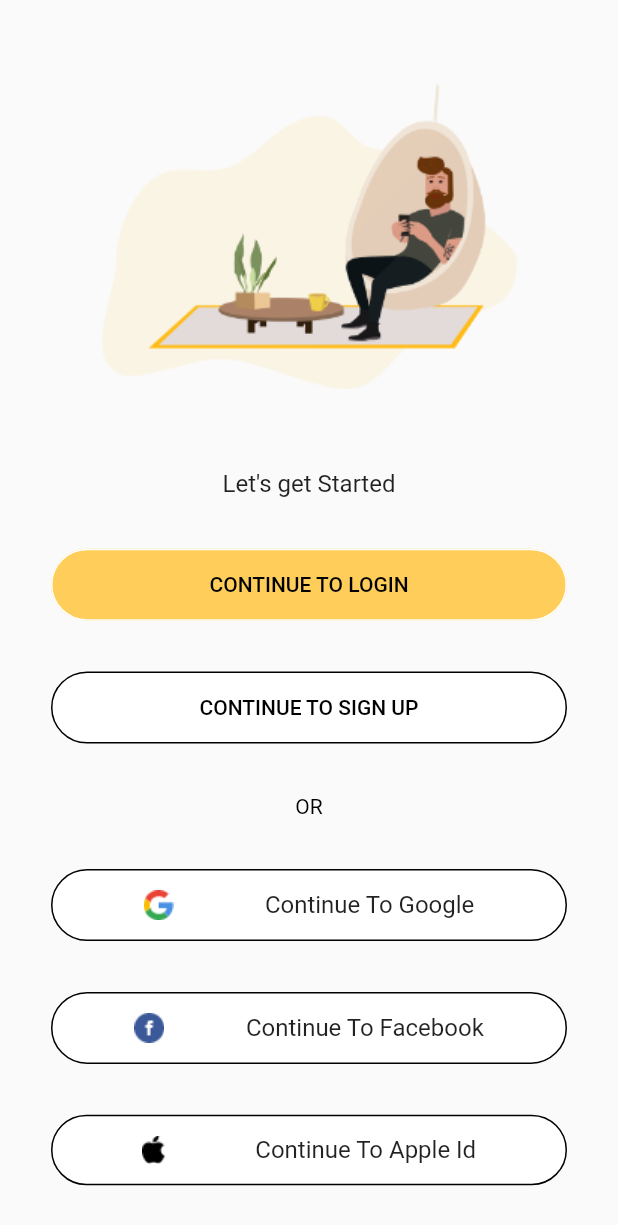
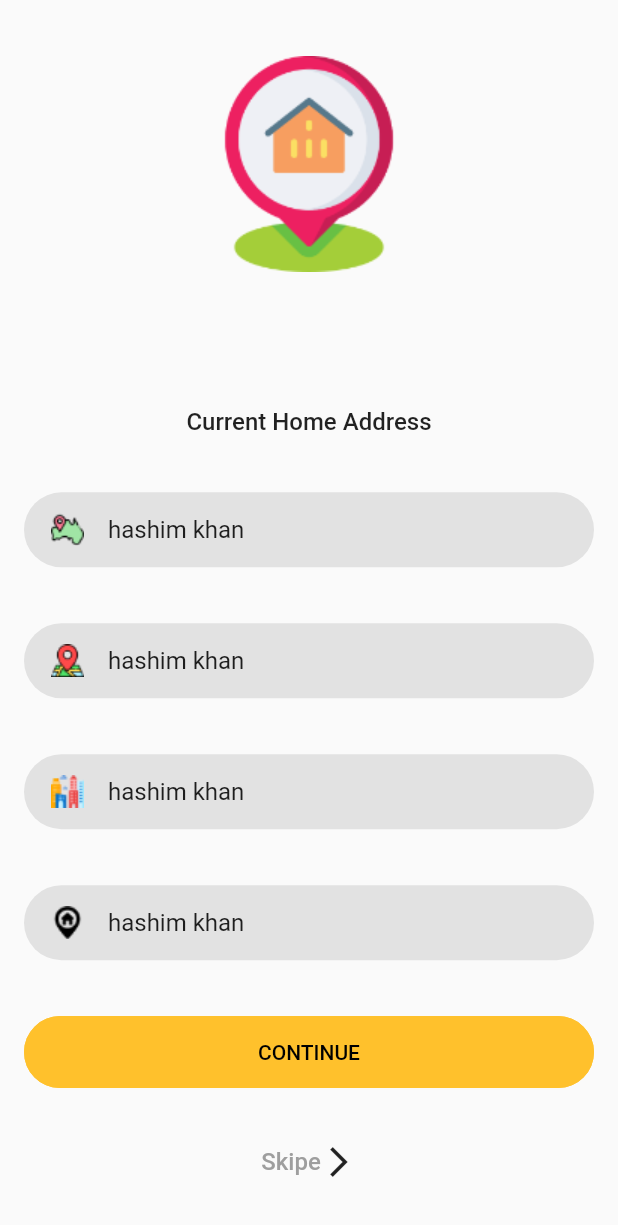
Before and after one commit to Hashimkhann1/drop-shippers, a Flutter app: the SignInWithSocial screen opened directly, after a tap on "CONTINUE TO SIGN UP", on a phone screen of 412 x 824 dp. Shown: the top 1225 px of the screen. Run offline on Flutter 3.47's test engine with Material 2 defaults, Android fonts, the phone set to English and light mode, and no system bars; our stand-ins replace flutter_spinkit, google_fonts, smooth_page_indicator.

Commit message:
Login and Sign Up screen and some other ui is updated

```diff
--- a/lib/utils/colors.dart
+++ b/lib/utils/colors.dart
@@ -1,8 +1,10 @@
 import 'package:flutter/material.dart';
 
 
-class ColorsTest {
+class ColorsResource {
 
-  static const color = Color(0xFFFFFFF);
+  static const Color colorOrange = Color(0xFFFFC12C);
+  static const Color colorLightGray = Color(0xFFE2E2E2);
+
 
 }
--- a/lib/view/auth/sign_in_with_social.dart
+++ b/lib/view/auth/sign_in_with_social.dart
@@ -1,5 +1,7 @@
 import 'package:dropshiper/view/auth/login.dart';
-import 'package:dropshiper/widgets/login_signinBTN.dart';
+import 'package:dropshiper/view/auth/singn_up.dart';
+import 'package:dropshiper/view/user_location_information/user_locat_infor.dart';
+import 'package:dropshiper/widgets/button_with_Image_and_text.dart';
 import 'package:dropshiper/widgets/textbutton.dart';
 import 'package:flutter/material.dart';
 
@@ -30,12 +32,12 @@ class _SignInWithSocialState extends State<SignInWithSocial> {
                   ),
                 ),
                 LoginLogOutBTN(btnTitle: 'CONTINUE TO LOGIN',btnColor: Color(0xFFFFCE5A),borderColor: Colors.white,pressed: () => Navigator.push(context, MaterialPageRoute(builder: (context) => LoginScreen())),),
-                LoginLogOutBTN(btnTitle: 'CONTINUE TO SIGN UP',btnColor: Colors.white,borderColor: Colors.black, pressed: (){},),
+                LoginLogOutBTN(btnTitle: 'CONTINUE TO SIGN UP',btnColor: Colors.white,borderColor: Colors.black, pressed: (){Navigator.push(context, MaterialPageRoute(builder: (context) => UserLocationInformation()));},),
                 // LoginSigin(title: 'CONTINUE TO SING UP',),
                 Text('OR',textAlign:TextAlign.center,style: TextStyle(color: Colors.black),),
-                LoginSigin(title: 'Continue To Google', ImageName: 'googleIcon', onTap: () => print('google'),),
-                LoginSigin(title: 'Continue To Facebook', ImageName: 'facebookIcon', onTap: () => print('facebook')),
-                LoginSigin(title: 'Continue To Apple Id', ImageName: 'appleIcon', onTap: () => print('apple'))
+                ButtonWithImageAndText(title: 'Continue To Google', ImageName: 'googleIcon', onTap: () => print('google'),),
+                ButtonWithImageAndText(title: 'Continue To Facebook', ImageName: 'facebookIcon', onTap: () => print('facebook')),
+                ButtonWithImageAndText(title: 'Continue To Apple Id', ImageName: 'appleIcon', onTap: () => print('apple'))
               ],
             ),
           ),
--- /dev/null
+++ b/lib/view/user_location_information/user_locat_infor.dart
@@ -0,0 +1,94 @@
+import 'package:dropshiper/utils/colors.dart';
+import 'package:dropshiper/view/getstarted/get_started.dart';
+import 'package:dropshiper/widgets/textbutton.dart';
+import 'package:flutter/material.dart';
+
+class UserLocationInformation extends StatefulWidget {
+  const UserLocationInformation({Key? key}) : super(key: key);
+
+  @override
+  State<UserLocationInformation> createState() => _UserLocationInformationState();
+}
+
+class _UserLocationInformationState extends State<UserLocationInformation> {
+  @override
+  Widget build(BuildContext context) {
+    return SafeArea(
+        child: Scaffold(
+          body: Padding(
+            padding: const EdgeInsets.symmetric(horizontal: 16.0),
+            child: Column(
+              mainAxisAlignment: MainAxisAlignment.spaceEvenly,
+              crossAxisAlignment: CrossAxisAlignment.stretch,
+              children: <Widget>[
+                Center(child: Image(image: AssetImage('images/address.png'))),
+                SizedBox(height: 16.0,),
+                Text(
+                  'Current Home Address',
+                textAlign: TextAlign.center,
+                style: TextStyle(
+                  fontSize: 16.0,
+                  fontWeight: FontWeight.w500
+                ),
+                ),
+                LocationButtons(images: 'worldBTN',),
+                LocationButtons(images: 'mapBtn',),
+                LocationButtons(images: 'architecture-and-cityBTN',),
+                LocationButtons(images: 'homeBTN',),
+                LoginLogOutBTN(btnColor: ColorsResource.colorOrange, btnTitle: 'CONTINUE',borderColor: ColorsResource.colorOrange, pressed: (){},),
+                // LoginLogOutBTN(btnColor: ColorsResource.colorLightGray, btnTitle: 'SKIP',borderColor: ColorsResource.colorLightGray, pressed: (){},)
+                GestureDetector(
+                  onTap: () => Navigator.push(context, MaterialPageRoute(builder: (context) => GetStarted())),
+                  child: Row(
+                    mainAxisAlignment: MainAxisAlignment.center,
+                    children: <Widget>[
+                      Text('Skipe',
+                        style: TextStyle(
+                            color: Colors.grey,
+                            fontWeight: FontWeight.w500,
+                            fontSize: 16.0
+                        ),),
+                      Icon(Icons.arrow_forward_ios)
+                    ],
+                  ),
+                ),
+              ],
+            ),
+          ),
+        )
+    );
+  }
+}
+
+class LocationButtons extends StatelessWidget {
+  LocationButtons({this.images});
+
+  String? images;
+
+  @override
+  Widget build(BuildContext context) {
+    return Container(
+      padding: EdgeInsets.symmetric(vertical: 14.0),
+      decoration: BoxDecoration(
+        borderRadius: BorderRadius.circular(26.0),
+        // border: Border.all(color),
+        color: ColorsResource.colorLightGray
+      ),
+      child: Row(
+
+        // mainAxisAlignment: MainAxisAlignment.spaceAround,
+
+        children: [
+          SizedBox(width: 18.0,),
+          Image(image: AssetImage('images/$images.png')),
+          SizedBox(width: 16.0,),
+          Text('hashim khan',
+            style: TextStyle(
+              fontSize: 16.0
+            ),
+          ),
+        ],
+      ),
+    );
+  }
+}
--- a/lib/widgets/login_signinBTN.dart
+++ b/lib/widgets/button_with_Image_and_text.dart
@@ -1,9 +1,9 @@
 import 'package:flutter/material.dart';
 // import 'package:flutter_signin_button/flutter_signin_button.dart';
 
-class LoginSigin extends StatelessWidget {
+class ButtonWithImageAndText extends StatelessWidget {
 
-  LoginSigin({this.title, this.ImageName, this.onTap});
+  ButtonWithImageAndText({this.title, this.ImageName, this.onTap});
 
   String? title;
   String? ImageName;
```
Also changed, not shown: lib/view/auth/login.dart (+13 -44 lines), lib/view/auth/singn_up.dart (added, +35 -0 lines), lib/view/getstarted/get_started.dart (added, +60 -0 lines), lib/widgets/text_field.dart (added, +30 -0 lines), lib/widgets/textbuttonwithicon.dart (added, +21 -0 lines), images/address.png (added), images/architecture-and-cityBTN.png (added), images/homeBTN.png (added), images/mapBtn.png (added), images/taxidriver.png (added), images/worldBTN.png (added), pubspec.lock, 4 other files.
